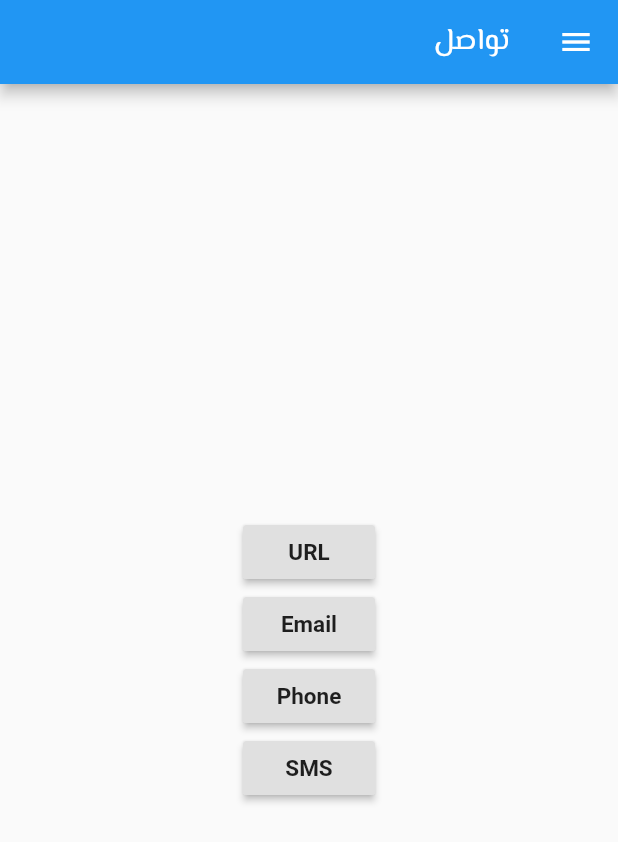
After one commit to YOSEF12-POR/traveling_app, a Flutter app: the CounctionPage screen opened by its route, after a tap on "URL", on a phone screen of 412 x 824 dp. The commit adds this screen. Shown: the top 842 px of the screen. Run offline on Flutter 3.47's test engine with Material 2 defaults, Android fonts, the phone set to English and light mode, and no system bars; network calls fail.

Commit message:
counecte_page

```diff
--- a/lib/main.dart
+++ b/lib/main.dart
@@ -1,5 +1,6 @@
 import 'package:flutter/material.dart';
 import 'package:traveling_app/app_data.dart';
+import 'package:traveling_app/screens/counction.dart';
 import '../models/trip.dart';
 import 'package:traveling_app/screens/catogery_trips_screens.dart';
 import '../screens/filters_screen.dart';
@@ -8,7 +9,7 @@ import 'package:flutter_localizations/flutter_localizations.dart';
 import '../screens/trip_detail_screen.dart';
 
 // git add . لرفع على القيت هب
- // git push origin master
+// git push origin master
 
 void main() {
   runApp(MyApp());
@@ -25,14 +26,14 @@ class _MyAppState extends State<MyApp> {
     'winter': false,
     'family': false,
   };
-   List<Trip> _availableTrips = Trips_data;
-   List<Trip> _favoriteTrips = [];
+  List<Trip> _availableTrips = Trips_data;
+  List<Trip> _favoriteTrips = [];
   void _changeFilters(Map<String, bool> filterData) {
     setState(() {
       _filters = filterData;
 
       _availableTrips = Trips_data.where((trip) {
-          if (_filters['summer'] == true && trip.isInSummer != true) {
+        if (_filters['summer'] == true && trip.isInSummer != true) {
           return false;
         }
         if (_filters['winter'] == true && trip.isInWinter != true) {
@@ -45,7 +46,8 @@ class _MyAppState extends State<MyApp> {
       }).toList();
     });
   }
-void _manageFavorite(String tripId) {
+
+  void _manageFavorite(String tripId) {
     final existingIndex =
         _favoriteTrips.indexWhere((trip) => trip.id == tripId);
     if (existingIndex >= 0) {
@@ -68,6 +70,8 @@ void _manageFavorite(String tripId) {
   @override
   Widget build(BuildContext context) {
     return MaterialApp(
+      debugShowCheckedModeBanner: false,
+
       localizationsDelegates: [
         GlobalMaterialLocalizations.delegate,
         GlobalWidgetsLocalizations.delegate,
@@ -100,9 +104,13 @@ void _manageFavorite(String tripId) {
 
       routes: {
         '/': (ctx) => TabsScreen(_favoriteTrips),
-        CategoryTripsScreen.screenRoute: (ctx) => CategoryTripsScreen(_availableTrips),
-        TripDetailScreen.screenRoute: (ctx) => TripDetailScreen(_manageFavorite,_isFovarite),
+        CategoryTripsScreen.screenRoute: (ctx) =>
+            CategoryTripsScreen(_availableTrips),
+        TripDetailScreen.screenRoute: (ctx) =>
+            TripDetailScreen(_manageFavorite, _isFovarite),
         FiltersScreen.screenRoute: (ctx) => FiltersScreen(_changeFilters),
+                CounctionPage.screenRoute:(ctx)=>CounctionPage(),
+
         // _filters,
       },
     );
--- /dev/null
+++ b/lib/screens/counction.dart
@@ -0,0 +1,68 @@
+import 'package:flutter/material.dart';
+import 'package:url_launcher/url_launcher.dart';
+import '../widgets/ap_drawer.dart';
+
+class CounctionPage extends StatefulWidget {
+  const CounctionPage({Key? key}) : super(key: key);
+  static const screenRoute = '/count';
+
+  @override
+  _CounctionPageState createState() => _CounctionPageState();
+}
+
+class _CounctionPageState extends State<CounctionPage> {
+  void customLaunch(command) async {
+    if (await canLaunch(command)) {
+      await launch(command);
+    } else {
+      print(' could not launch $command');
+    }
+  }
+
+  @override
+  Widget build(BuildContext context) {
+    return Scaffold(
+      appBar: AppBar(
+        title: Text('تواصل'),
+      ),
+      drawer: AppDrawer(),
+      body: Center(
+        child: Column(
+          mainAxisAlignment: MainAxisAlignment.center,
+          children: <Widget>[
+            Column(
+              children: <Widget>[
+                RaisedButton(
+                  onPressed: () {
+                    customLaunch(
+                        'https://www.facebook.com/profile.php?id=100015466327926');
+                  },
+                  child: Text('URL'),
+                ),
+                RaisedButton(
+                  onPressed: () {
+                    customLaunch(
+                        'mailto:y0599735916@gamil.com?subject=feedback%20_app&body=...');
+                  },
+                  child: Text('Email'),
+                ),
+                RaisedButton(
+                  onPressed: () {
+                    customLaunch('tel:0599735916');
+                  },
+                  child: Text('Phone'),
+                ),
+                RaisedButton(
+                  onPressed: () {
+                    customLaunch('sms:0599735916');
+                  },
+                  child: Text('SMS'),
+                ),
+              ],
+            )
+          ],
+        ),
+      ),
+    );
+  }
+}
--- a/lib/widgets/ap_drawer.dart
+++ b/lib/widgets/ap_drawer.dart
@@ -1,4 +1,5 @@
 import 'package:flutter/material.dart';
+import 'package:traveling_app/screens/counction.dart';
 import '../screens/filters_screen.dart';
 
 class AppDrawer extends StatelessWidget {
@@ -42,6 +43,10 @@ class AppDrawer extends StatelessWidget {
             Navigator.of(context)
                 .pushReplacementNamed(FiltersScreen.screenRoute);
           }),
+          buildListTile('تواصل', Icons.email, () {
+            Navigator.of(context)
+                .pushReplacementNamed(CounctionPage.screenRoute);
+          }),
         ],
       ),
     );
--- a/pubspec.yaml
+++ b/pubspec.yaml
@@ -23,7 +23,7 @@ environment:
 dependencies:
   flutter:
     sdk: flutter
-
+  url_launcher: ^6.0.10
   flutter_localizations: # Add this line
     sdk: flutter         # Add this line
   # The following adds the Cupertino Icons font to your application.
```
Also changed, not shown: lib/screens/filters_screen.dart (+5 -5 lines), pubspec.lock.
